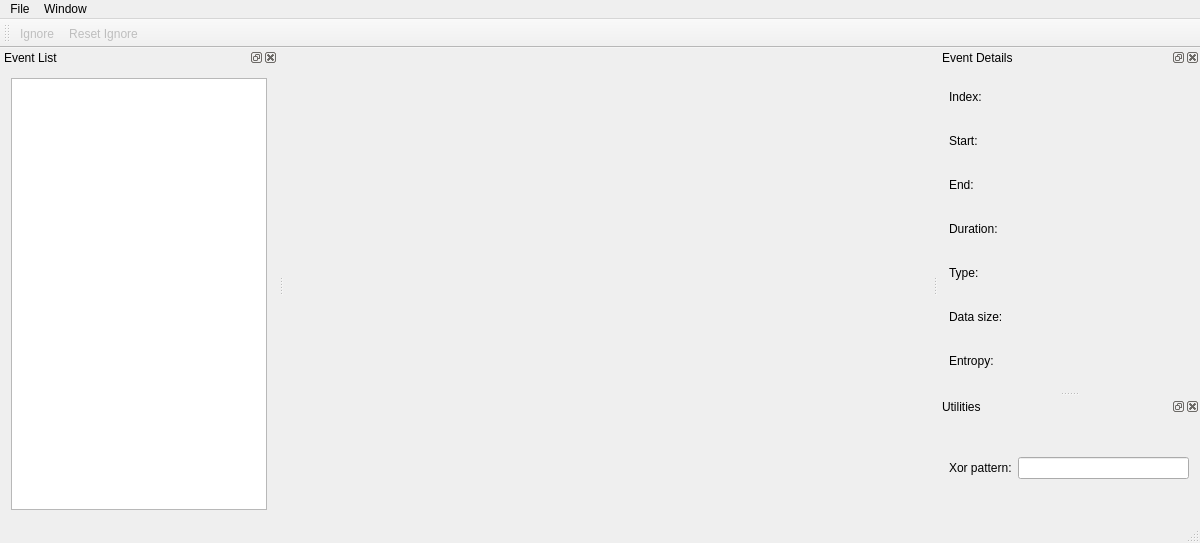
The window that nandseewindow.ui (xobs/nandsee) describes before a commit, drawn with Qt 5.
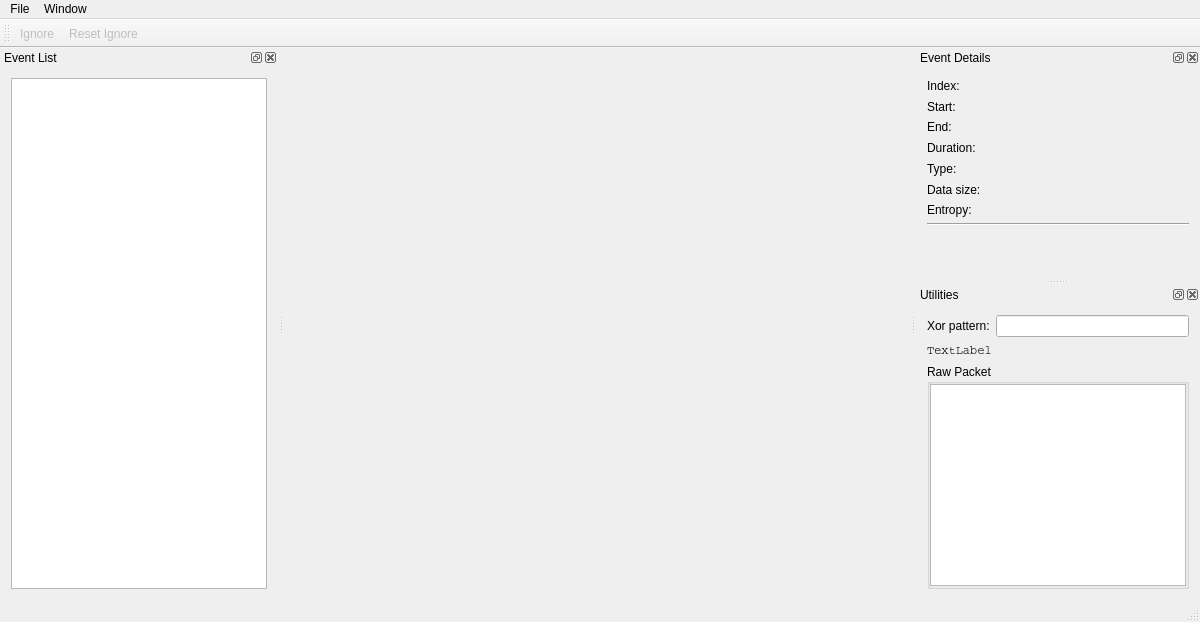
The same window after the commit. Custom widgets are drawn as their Qt base class.

Commit message: nandseewindow: Add raw packet hex view

```diff
--- a/nandseewindow.ui
+++ b/nandseewindow.ui
@@ -7,7 +7,7 @@
     <x>0</x>
     <y>0</y>
     <width>1200</width>
-    <height>543</height>
+    <height>622</height>
    </rect>
   </property>
   <property name="windowTitle">
@@ -106,7 +106,7 @@
       </widget>
      </item>
      <item row="1" column="1">
-      <widget class="QLabel" name="endTimeLabel">
+      <widget class="QLabel" name="startTimeLabel">
        <property name="text">
         <string/>
        </property>
@@ -120,7 +120,7 @@
       </widget>
      </item>
      <item row="2" column="1">
-      <widget class="QLabel" name="startTimeLabel">
+      <widget class="QLabel" name="endTimeLabel">
        <property name="text">
         <string/>
        </property>
@@ -202,6 +202,56 @@
        </property>
       </widget>
      </item>
+     <item row="8" column="0">
+      <widget class="QLabel" name="attribute1Label">
+       <property name="enabled">
+        <bool>true</bool>
+       </property>
+       <property name="text">
+        <string/>
+       </property>
+      </widget>
+     </item>
+     <item row="8" column="1">
+      <widget class="QLabel" name="attribute1Value">
+       <property name="enabled">
+        <bool>true</bool>
+       </property>
+       <property name="text">
+        <string/>
+       </property>
+      </widget>
+     </item>
+     <item row="7" column="0" colspan="2">
+      <widget class="Line" name="attributeLine">
+       <property name="enabled">
+        <bool>true</bool>
+       </property>
+       <property name="orientation">
+        <enum>Qt::Horizontal</enum>
+       </property>
+      </widget>
+     </item>
+     <item row="9" column="0">
+      <widget class="QLabel" name="attribute2Label">
+       <property name="enabled">
+        <bool>true</bool>
+       </property>
+       <property name="text">
+        <string/>
+       </property>
+      </widget>
+     </item>
+     <item row="9" column="1">
+      <widget class="QLabel" name="attribute2Value">
+       <property name="enabled">
+        <bool>true</bool>
+       </property>
+       <property name="text">
+        <string/>
+       </property>
+      </widget>
+     </item>
     </layout>
    </widget>
   </widget>
@@ -224,6 +274,45 @@
        </property>
       </widget>
      </item>
+     <item row="2" column="0" colspan="2">
+      <widget class="QGroupBox" name="groupBox">
+       <property name="title">
+        <string>Raw Packet</string>
+       </property>
+       <layout class="QGridLayout" name="gridLayout_4">
+        <property name="margin">
+         <number>0</number>
+        </property>
+        <item row="0" column="0">
+         <widget class="QPlainTextEdit" name="rawPacketView">
+          <property name="font">
+           <font>
+            <family>Courier</family>
+           </font>
+          </property>
+          <property name="readOnly">
+           <bool>true</bool>
+          </property>
+         </widget>
+        </item>
+       </layout>
+      </widget>
+     </item>
+     <item row="1" column="0" colspan="2">
+      <widget class="QLabel" name="rawPacketHeader">
+       <property name="font">
+        <font>
+         <family>Courier</family>
+        </font>
+       </property>
+       <property name="text">
+        <string>TextLabel</string>
+       </property>
+       <property name="wordWrap">
+        <bool>true</bool>
+       </property>
+      </widget>
+     </item>
     </layout>
    </widget>
   </widget>
```
Left out of the diff: 2 changed lines with no effect on the pictures. The commit also changes 4 other files.
